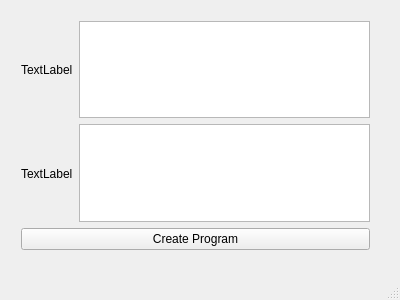
Before: the Qt Designer form Protobyte/ProtoCreator/ProtoCreator/protocreator.ui in irajgreenberg/Protobyte_0.1.5_quark, drawn with Qt 5.
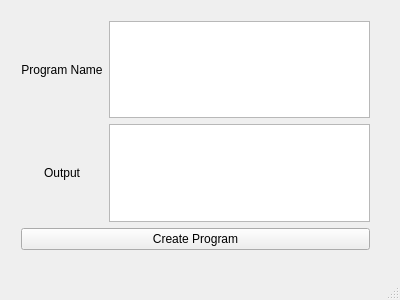
After: the same form once the commit is applied.

Commit message: Updated ProtoCreator Widget and created file that contains exectutable file and all necessary files that allow program to run.

The edit to the form file:
```diff
--- a/Protobyte/ProtoCreator/ProtoCreator/protocreator.ui
+++ b/Protobyte/ProtoCreator/ProtoCreator/protocreator.ui
@@ -14,7 +14,7 @@
    <string>ProtoCreator</string>
   </property>
   <widget class="QWidget" name="centralWidget">
-   <widget class="QWidget" name="">
+   <widget class="QWidget" name="layoutWidget">
     <property name="geometry">
      <rect>
       <x>10</x>
@@ -31,14 +31,14 @@
          <item>
           <widget class="QLabel" name="inputTextLabel">
            <property name="text">
-            <string>TextLabel</string>
+            <string>&lt;html&gt;&lt;head/&gt;&lt;body&gt;&lt;p align=&quot;center&quot;&gt;Program Name&lt;/p&gt;&lt;/body&gt;&lt;/html&gt;</string>
            </property>
           </widget>
          </item>
          <item>
           <widget class="QLabel" name="outputTextLabel">
            <property name="text">
-            <string>TextLabel</string>
+            <string>&lt;html&gt;&lt;head/&gt;&lt;body&gt;&lt;p align=&quot;center&quot;&gt;Output&lt;/p&gt;&lt;/body&gt;&lt;/html&gt;</string>
            </property>
           </widget>
          </item>
```
The commit also changes 6 other files.
